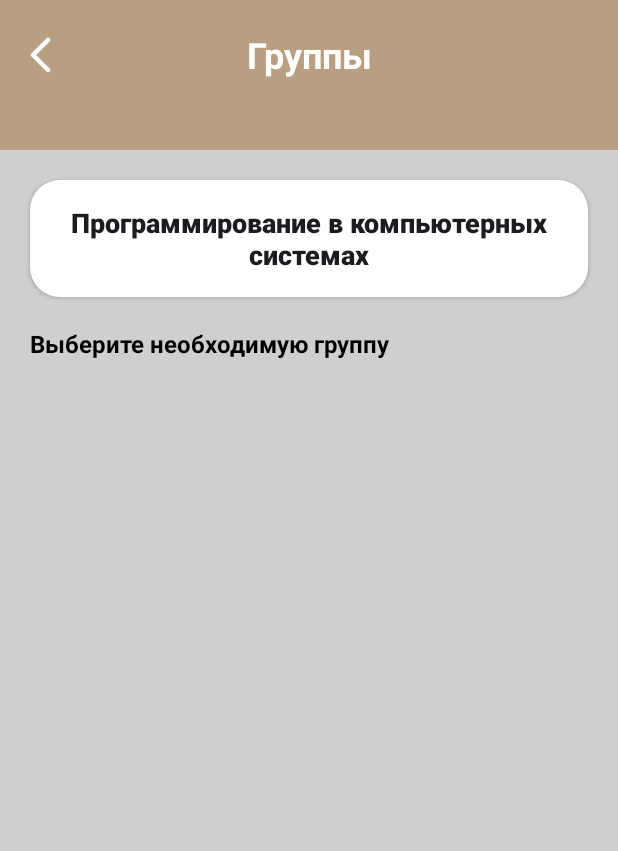
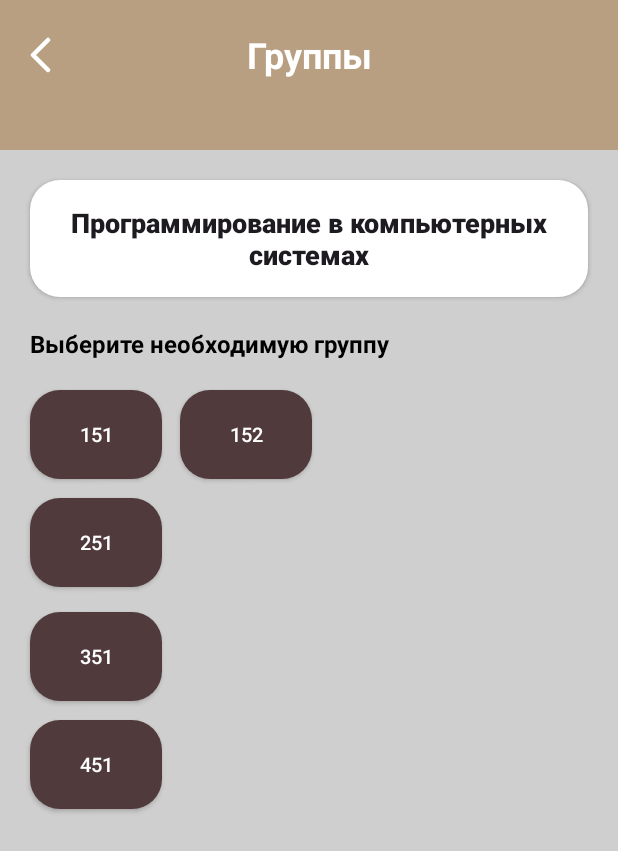
Before and after one commit to sha11n/PedAssistant, an Android app: the GroupsActivity screen opened directly, with no data from a screen before it, on a phone screen of 412 x 824 dp. Shown: the top 851 px of the screen. Run offline under Robolectric (Android 15) with nearby library versions, the phone set to English and light mode, and no system bars; 2 statements that could not run were skipped.

Commit message:
group added

```diff
--- a/app/src/main/java/com/example/ilyasikkamado/GroupsActivity.java
+++ b/app/src/main/java/com/example/ilyasikkamado/GroupsActivity.java
@@ -1,6 +1,9 @@
 package com.example.ilyasikkamado;
 
+import android.content.Intent;
 import android.os.Bundle;
+import android.view.View;
+import android.widget.ImageButton;
 
 import androidx.activity.EdgeToEdge;
 import androidx.appcompat.app.AppCompatActivity;
@@ -22,5 +25,13 @@ public class GroupsActivity extends AppCompatActivity {
             return insets;
         });
         getWindow().setStatusBarColor(ContextCompat.getColor(GroupsActivity.this, R.color.statusBarColor));
+        ImageButton back_btn = findViewById(R.id.back_btn);
+        back_btn.setOnClickListener(new View.OnClickListener() {
+            @Override
+            public void onClick(View v) {
+                Intent backintent = new Intent(GroupsActivity.this, SpecsActivity.class);
+                startActivity(backintent);
+            }
+        });
     }
 }
--- a/app/src/main/res/layout/activity_groups.xml
+++ b/app/src/main/res/layout/activity_groups.xml
@@ -7,6 +7,81 @@
     android:layout_height="match_parent"
     tools:context=".GroupsActivity"
     android:background="#CFCFCF">
+
+    <androidx.appcompat.widget.AppCompatButton
+        android:id="@+id/btn0"
+        android:layout_width="0dp"
+        android:layout_height="59dp"
+        android:layout_marginStart="20dp"
+        android:layout_marginTop="20dp"
+        android:background="@drawable/btn_style"
+        android:text="151"
+        android:textAllCaps="false"
+        android:textColor="#FFFFFF"
+        android:textSize="13sp"
+        android:textStyle="normal"
+        app:layout_constraintStart_toStartOf="parent"
+        app:layout_constraintTop_toBottomOf="@+id/textView3" />
+
+    <androidx.appcompat.widget.AppCompatButton
+        android:id="@+id/btn2"
+        android:layout_width="0dp"
+        android:layout_height="59dp"
+        android:layout_marginStart="120dp"
+        android:layout_marginTop="20dp"
+        android:background="@drawable/btn_style"
+        android:text="152"
+        android:textAllCaps="false"
+        android:textColor="#FFFFFF"
+        android:textSize="13sp"
+        android:textStyle="normal"
+        app:layout_constraintStart_toStartOf="parent"
+        app:layout_constraintTop_toBottomOf="@+id/textView3" />
+
+    <androidx.appcompat.widget.AppCompatButton
+        android:id="@+id/btn3"
+        android:layout_width="0dp"
+        android:layout_height="59dp"
+        android:layout_marginStart="20dp"
+        android:layout_marginTop="92dp"
+        android:background="@drawable/btn_style"
+        android:text="251"
+        android:textAllCaps="false"
+        android:textColor="#FFFFFF"
+        android:textSize="13sp"
+        android:textStyle="normal"
+        app:layout_constraintStart_toStartOf="parent"
+        app:layout_constraintTop_toBottomOf="@+id/textView3" />
+
+    <androidx.appcompat.widget.AppCompatButton
+        android:id="@+id/btn4"
+        android:layout_width="0dp"
+        android:layout_height="59dp"
+        android:layout_marginStart="20dp"
+        android:layout_marginTop="168dp"
+        android:background="@drawable/btn_style"
+        android:text="351"
+        android:textAllCaps="false"
+        android:textColor="#FFFFFF"
+        android:textSize="13sp"
+        android:textStyle="normal"
+        app:layout_constraintStart_toStartOf="parent"
+        app:layout_constraintTop_toBottomOf="@+id/textView3" />
+
+    <androidx.appcompat.widget.AppCompatButton
+        android:id="@+id/btn5"
+        android:layout_width="0dp"
+        android:layout_height="59dp"
+        android:layout_marginStart="20dp"
+        android:layout_marginTop="240dp"
+        android:background="@drawable/btn_style"
+        android:text="451"
+        android:textAllCaps="false"
+        android:textColor="#FFFFFF"
+        android:textSize="13sp"
+        android:textStyle="normal"
+        app:layout_constraintStart_toStartOf="parent"
+        app:layout_constraintTop_toBottomOf="@+id/textView3" />
 
     <TextView
         android:id="@+id/textView3"
--- a/app/src/main/res/layout/activity_specs.xml
+++ b/app/src/main/res/layout/activity_specs.xml
@@ -26,7 +26,7 @@
         app:layout_constraintStart_toStartOf="parent" />
 
     <androidx.appcompat.widget.AppCompatButton
-        android:id="@+id/prep_nachal"
+        android:id="@+id/btn0"
         android:layout_width="0dp"
         android:layout_height="59dp"
         android:layout_marginStart="20dp"
@@ -58,7 +58,7 @@
         app:layout_constraintEnd_toEndOf="parent"
         app:layout_constraintHorizontal_bias="0.0"
         app:layout_constraintStart_toStartOf="parent"
-        app:layout_constraintTop_toBottomOf="@+id/prep_nachal" />
+        app:layout_constraintTop_toBottomOf="@+id/btn0" />
 
     <androidx.appcompat.widget.AppCompatButton
         android:id="@+id/music_obraz"
```
